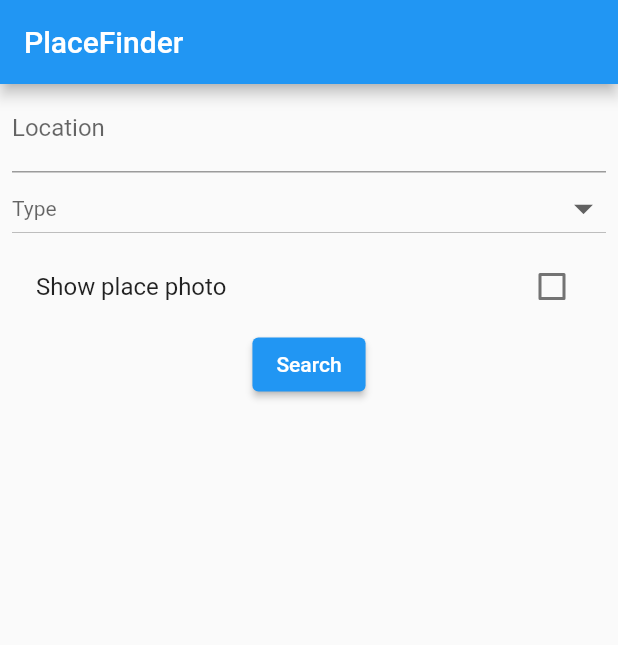
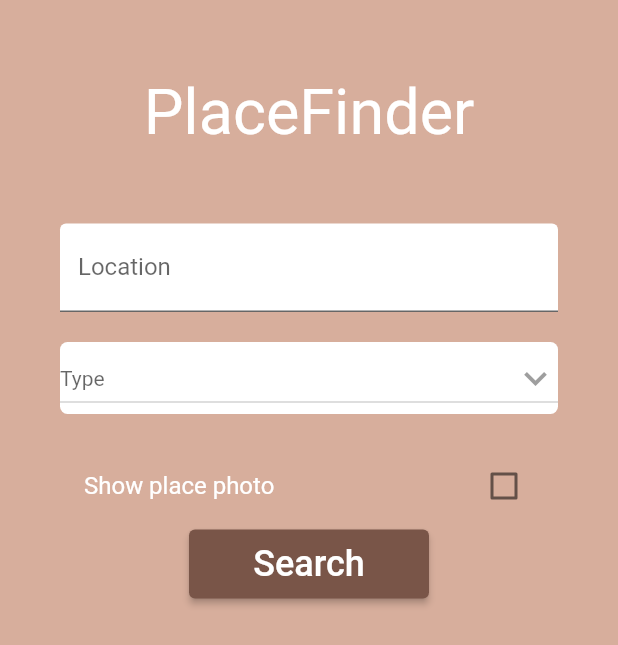
Before and after one commit to Tyks23/PlaceFinder, a Flutter app: the screen it shows after launch, on a phone screen of 412 x 824 dp. Shown: the top 645 px of the screen. Run offline on Flutter 3.47's test engine with Material 2 defaults, Android fonts, the phone set to English and light mode, and no system bars.

Commit message:
Design changes

```diff
--- a/lib/main.dart
+++ b/lib/main.dart
@@ -3,8 +3,6 @@ import 'package:flutter/services.dart';
 import 'screens/places_screen.dart';
 
 void main() {
-
-  const primaryColor = Color(0xffd7ae9c);
 
   runApp(const MaterialApp(
     home: LandingScreen(),
@@ -31,29 +29,52 @@ class _LandingScreen extends State<LandingScreen> {
       DeviceOrientation.portraitUp,
       DeviceOrientation.portraitDown,
     ]);
+    var primaryColor = const Color(0xffd7ae9c);
+    var buttonColor = const Color(0xff795548);
     return Scaffold(
-      appBar: AppBar(
-        title: Text("PlaceFinder"),
-      ),
+        backgroundColor: primaryColor,
         body: Container(
-          margin: const EdgeInsets.only(left: 8.0, right: 8.0),
+          margin: const EdgeInsets.only(left: 40.0, right: 40.0, top: 50.00),
           child: Column(
             children: [
+              Container(
+                margin: const EdgeInsets.only(bottom: 50.0),
+                child: const Text(
+                    'PlaceFinder',
+                    style:
+                      TextStyle(
+                        color:
+                        Colors.white,
+                            fontFamily: '',
+                            fontSize: 42,)),
+                ),
               TextField(
                 controller: locationController,
                 decoration: const InputDecoration(
-                    hintText: "Location....", labelText: 'Location'),
+                  labelText: 'Location',
+                  filled: true,
+                  fillColor: Colors.white,
                 ),
-            DropdownButton(
+              ),
+              Container(
+                margin: const EdgeInsets.only(top: 20.0, bottom: 20.0),
+                child: DecoratedBox(
+                  decoration: BoxDecoration(
+                    color: Colors.white, //background color of dropdown button//border of dropdown button
+                      borderRadius: BorderRadius.circular(5),
+                  ),
+                  child: DropdownButton(
                     hint: _typeValue.isEmpty
                         ? const Text('Type')
                         : Text(
                       _typeValue,
-                style: const TextStyle(color: Colors.blue),
+                      style: const TextStyle(color: Colors.black),
                     ),
                     isExpanded: true,
+                    icon: const Icon(Icons.keyboard_arrow_down, color: Colors.grey),
                     iconSize: 30.0,
-              style: const TextStyle(color: Colors.blue),
+                    style: const TextStyle(
+                      color: Colors.black),
                     items: ['Sushi', 'Burger', 'Pizza', "Pasta"].map(
                           (val) {
                         return DropdownMenuItem<String>(
@@ -70,21 +91,34 @@ class _LandingScreen extends State<LandingScreen> {
                       );
                     },
                   ),
+                ),
+              ),
               CheckboxListTile(
-                title: const Text("Show place photo"),
+                title: const Text("Show place photo",
+                  style: TextStyle(color: Colors.white)),
                 value: _photoValue,
-                  onChanged: (bool? value){
+                onChanged: (bool? value) {
                   setState(() {
                     _photoValue = value!;
                   });
                 }),
               ElevatedButton(
-                child: const Text('Search'),
+                style: ButtonStyle(
+                  backgroundColor: MaterialStateProperty.all<Color>(buttonColor),
+                  fixedSize: MaterialStateProperty.all(const Size(160, 46)),
+                ),
+                child: const Text('Search',
+                  style: TextStyle(fontSize: 24),),
                 onPressed: () {
-                  if(_typeValue.isNotEmpty && locationController.text.isNotEmpty){
+                  if (_typeValue.isNotEmpty &&
+                      locationController.text.isNotEmpty) {
                     Navigator.push(
                       context,
-                      MaterialPageRoute(builder: (context) =>  PlacesScreen(location: locationController, category: _typeValue, photo: _photoValue)),
+                      MaterialPageRoute(
+                          builder: (context) => PlacesScreen(
+                              location: locationController,
+                              category: _typeValue,
+                              photo: _photoValue)),
                     );
                   }
                 },
```
Also changed, not shown: lib/screens/place_screen.dart (+7 -1 lines), lib/screens/places_screen.dart (+19 -11 lines). Lines whose indentation alone changed are shown as unchanged.
